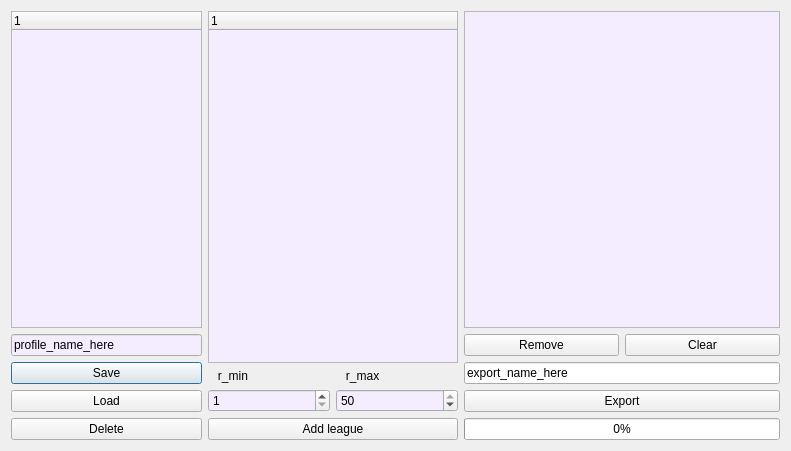
This is tools/odds_net/ui/export.ui in jacek-markowski/BetBoy as Qt 5 draws it before an edit. The edited form follows.
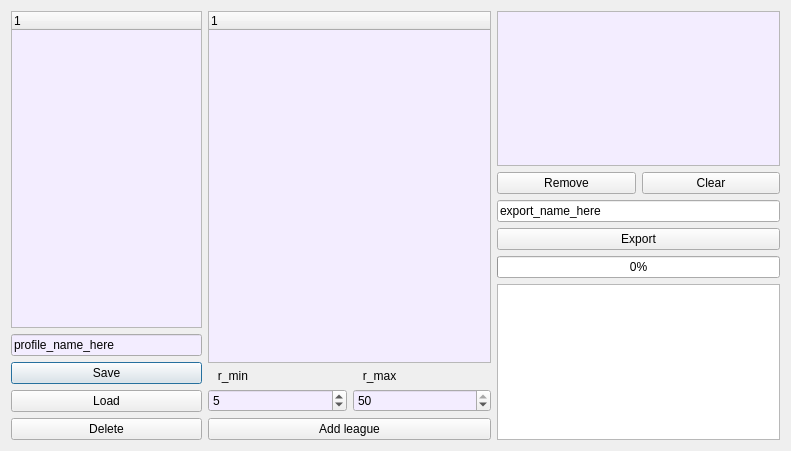
This is the edited form. Icons and pictures are not drawn.

The edit to the form file:
```diff
--- a/tools/odds_net/ui/export.ui
+++ b/tools/odds_net/ui/export.ui
@@ -182,14 +182,14 @@
      <item>
       <widget class="QTreeWidget" name="tree_leagues">
        <property name="sizePolicy">
-        <sizepolicy hsizetype="Preferred" vsizetype="Expanding">
+        <sizepolicy hsizetype="Expanding" vsizetype="Expanding">
          <horstretch>0</horstretch>
          <verstretch>0</verstretch>
         </sizepolicy>
        </property>
        <property name="maximumSize">
         <size>
-         <width>250</width>
+         <width>400</width>
          <height>16777215</height>
         </size>
        </property>
@@ -310,8 +310,11 @@
            <property name="minimum">
             <number>1</number>
            </property>
+           <property name="maximum">
+            <number>40</number>
+           </property>
            <property name="value">
-            <number>1</number>
+            <number>5</number>
            </property>
           </widget>
          </item>
@@ -357,6 +360,9 @@
            <property name="toolTip">
             <string>Max rounds played</string>
            </property>
+           <property name="minimum">
+            <number>1</number>
+           </property>
            <property name="maximum">
             <number>50</number>
            </property>
@@ -371,9 +377,15 @@
      </item>
      <item>
       <widget class="QPushButton" name="button_add">
+       <property name="sizePolicy">
+        <sizepolicy hsizetype="Expanding" vsizetype="Fixed">
+         <horstretch>0</horstretch>
+         <verstretch>0</verstretch>
+        </sizepolicy>
+       </property>
        <property name="maximumSize">
         <size>
-         <width>250</width>
+         <width>400</width>
          <height>16777215</height>
         </size>
        </property>
@@ -487,6 +499,9 @@
          </property>
         </widget>
        </item>
+       <item>
+        <widget class="QTextBrowser" name="text_export"/>
+       </item>
       </layout>
      </item>
     </layout>
```
